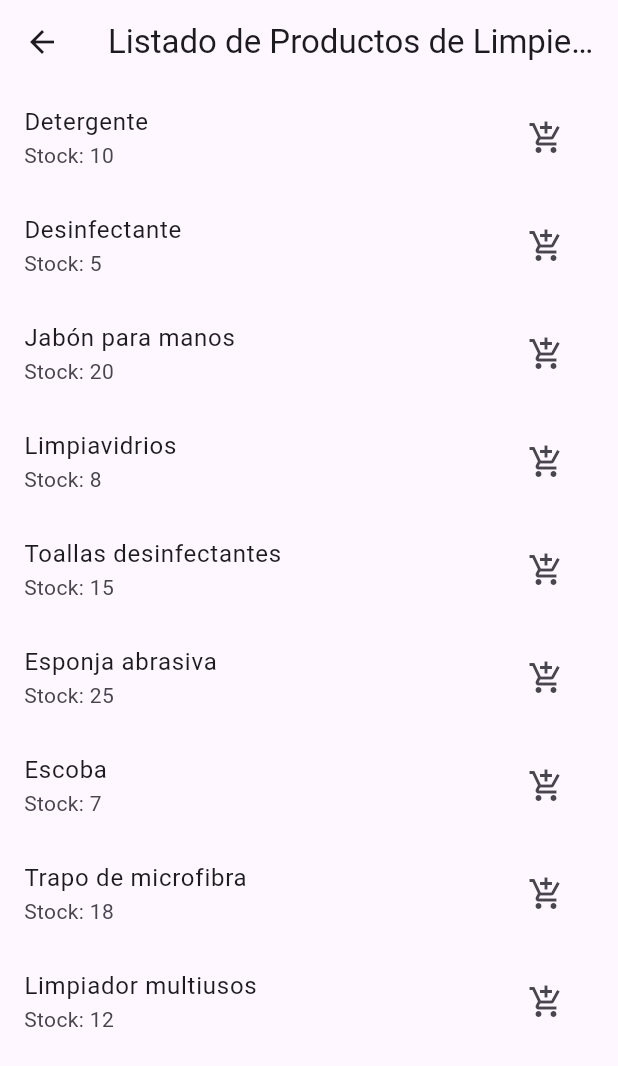
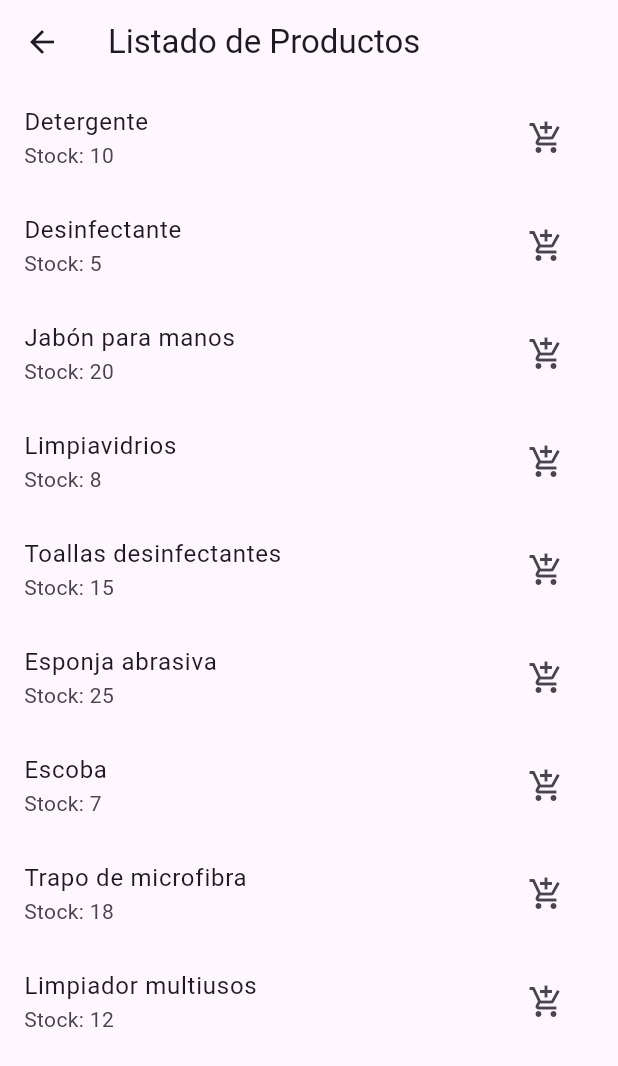
Before and after one commit to KatherineDominguez30/examen_flutter_1, a Flutter app: the ListProductsScreen screen opened by its route, on a phone screen of 412 x 824 dp. Shown: the top 1066 px of the screen. Run offline on Flutter 3.47's test engine with Material 3 defaults, Android fonts, the phone set to English and light mode, and no system bars; our stand-ins replace bloc, flutter_bloc.

```diff
--- a/lib/views/list_products_screen.dart
+++ b/lib/views/list_products_screen.dart
@@ -99,7 +99,7 @@ class _ListProductsScreenState extends State<ListProductsScreen> {
   Widget build(BuildContext context) {
     return Scaffold(
       appBar: AppBar(
-        title: Text('Listado de Productos de Limpieza'),
+        title: Text('Listado de Productos'),
         actions: [
           BlocBuilder<CartCubit, CartState>(
             builder: (context, state) {
```
Also changed, not shown: pubspec.yaml (+9 -0 lines), images/Segunda_vista.png (added), images/cuarta.png (added), images/primera_vista.png (added), images/quinta.png (added), images/septima.png (added), images/sexta.png (added), images/tercera_vista.png (added), 1 other file.
